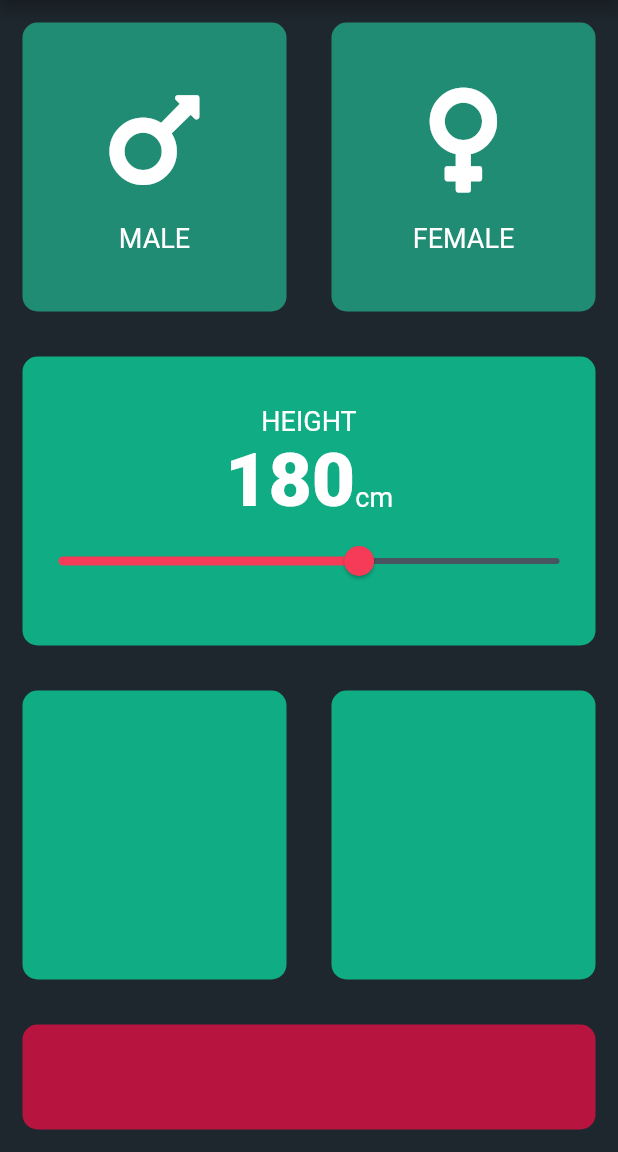
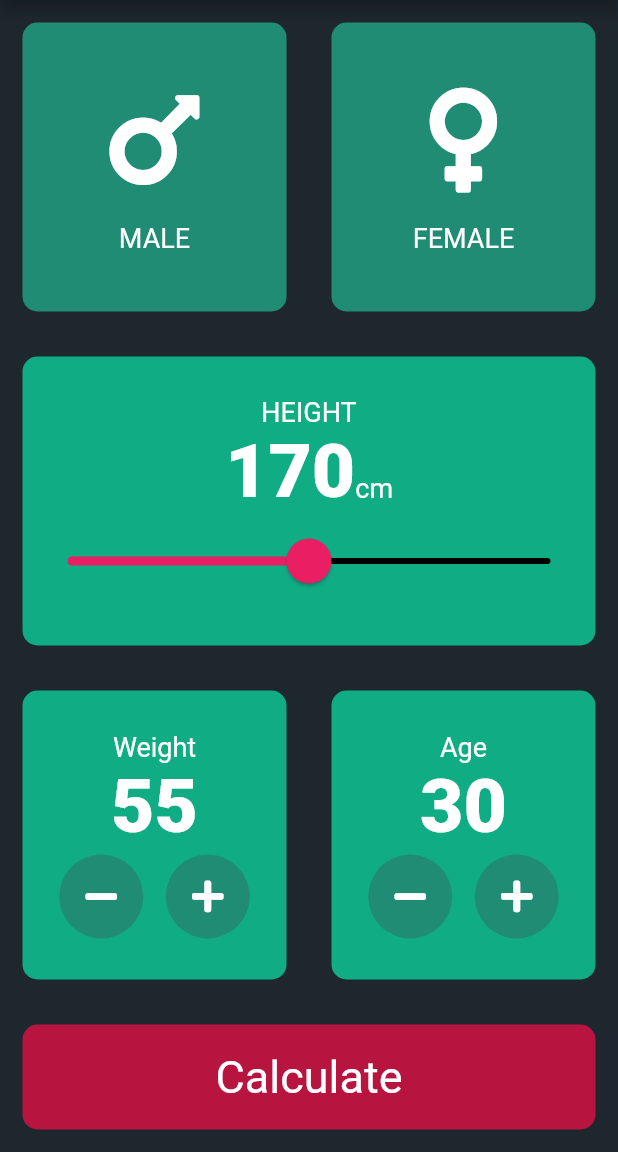
Before and after one commit to RahulMahesh62/BMI-Calculator, a Flutter app: the screen it shows after launch, on a phone screen of 412 x 824 dp, the part 84-1236 px from its top. Run offline on Flutter 3.47's test engine with Material 2 defaults, Android fonts, the phone set to English and light mode, and no system bars; our stand-ins replace font_awesome_flutter.

Commit message:
Update input.dart

```diff
--- a/lib/input.dart
+++ b/lib/input.dart
@@ -17,7 +17,9 @@ class _InputPageState extends State<InputPage> {
   Color femaleCardClr = kinactiveContainerClr;
 
   IconGender selectedGender;
-  int height=180;
+  int height=170;
+  int weight=55;
+  int age = 30;
 
   @override
   Widget build(BuildContext context) {
@@ -80,14 +82,16 @@ class _InputPageState extends State<InputPage> {
                     ],),
                     SliderTheme(
                         data: SliderTheme.of(context).copyWith(
-
+                          thumbShape: RoundSliderThumbShape(enabledThumbRadius: 15.0),
+                          overlayShape: RoundSliderOverlayShape(overlayRadius:30.0),
+                          thumbColor: Colors.pink,
+                          activeTrackColor: Colors.pink,
+                          inactiveTrackColor: Colors.black,
                         ),
                         child: Slider(
                         value: height.toDouble(),
                         min: 120.0,
                         max: 220.0,
-                        activeColor: Color(0xfff53b57),
-                        inactiveColor: Color(0xff485460),
                         onChanged: (double newVal){
                           setState(() {
                             height=newVal.round();
@@ -102,11 +106,88 @@ class _InputPageState extends State<InputPage> {
               children: <Widget>[
                 Expanded(
                   child: InputPageCard(
-                    colour: kactiveContainerClr,),
+                    colour: kactiveContainerClr,
+                    cardChild: Column(
+                      mainAxisAlignment: MainAxisAlignment.center,
+                      children: <Widget>[
+                        Text(
+                          'Weight',
+                          style: klabeltextstyle,
+                        ),
+                        Text(
+                          weight.toString(),
+                          style: kTTextStyle,
+                          ),
+                          SizedBox(
+                            height: 2.0,),
+                          Row(
+                            mainAxisAlignment: MainAxisAlignment.center,
+                            crossAxisAlignment: CrossAxisAlignment.center,
+                            children: <Widget>[
+                            RoundIconn(
+                              icon: FontAwesomeIcons.minus,
+                              onpress: (){
+                                  setState(() {
+                                    weight--;
+                                  });
+                              },
+                              ),
+                            SizedBox(
+                              width: 15.0,
+                              ),
+                            RoundIconn(
+                              icon: FontAwesomeIcons.plus,
+                              onpress: (){
+                                setState(() {
+                                  weight++;
+                                });
+                              },
+                              ),
+                          ],)
+                      ],)
+                    ),
           ),
                 Expanded(
                   child: InputPageCard(
-                    colour: kactiveContainerClr,),
+                    colour: kactiveContainerClr,
+                    cardChild: Column(
+                      mainAxisAlignment: MainAxisAlignment.center,
+                      children: <Widget>[
+                        Text(
+                          'Age',
+                          style: klabeltextstyle,
+                        ),
+                        Text(
+                          age.toString(),
+                          style: kTTextStyle,
+                          ),
+                          SizedBox(
+                            height: 2.0,),
+                          Row(
+                            mainAxisAlignment: MainAxisAlignment.center,
+                            crossAxisAlignment: CrossAxisAlignment.center,
+                            children: <Widget>[
+                            RoundIconn(
+                              icon: FontAwesomeIcons.minus,
+                              onpress: (){
+                                  setState(() {
+                                    age--;
+                                  });
+                              },
+                              ),
+                            SizedBox(
+                              width: 15.0,
+                              ),
+                            RoundIconn(
+                              icon: FontAwesomeIcons.plus,
+                              onpress: (){
+                                setState(() {
+                                  age++;
+                                });
+                              },
+                              ),
+                          ],)
+                      ],)),
           ),
               ],),),
               Container(
@@ -116,9 +197,40 @@ class _InputPageState extends State<InputPage> {
                   borderRadius:BorderRadius.circular(10.0),),
                 width: double.infinity,
                 height: 70.0,
+                child: Row(
+                  mainAxisAlignment: MainAxisAlignment.center,
+                  children: <Widget>[
+                    Text('Calculate',
+                    style: TextStyle(
+                      fontSize: 30.0,))
+                  ],)
                 ),
         ],
         ),
     );
   }
 }
+
+
+class RoundIconn extends StatelessWidget {
+  RoundIconn({this.icon,@required this.onpress});
+  final IconData icon;
+  final Function onpress;
+  @override
+  Widget build(BuildContext context) {
+    return RawMaterialButton(
+      child: Icon(
+        icon,
+        color: Colors.white,
+        ),
+      onPressed: onpress,
+      shape: CircleBorder(),
+      elevation: 0.0,
+      fillColor: Color(0xff218c74),
+      constraints: BoxConstraints.tightFor(
+        width: 56.0,
+        height: 56.0,
+      ),
+    );
+  }
+}
```
